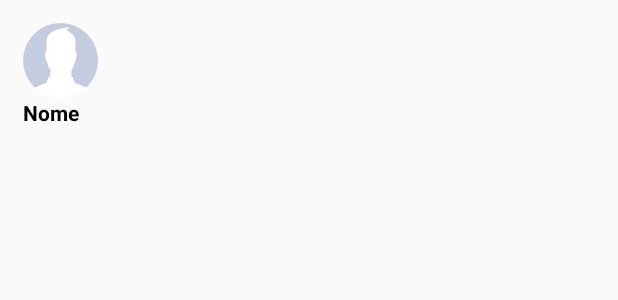
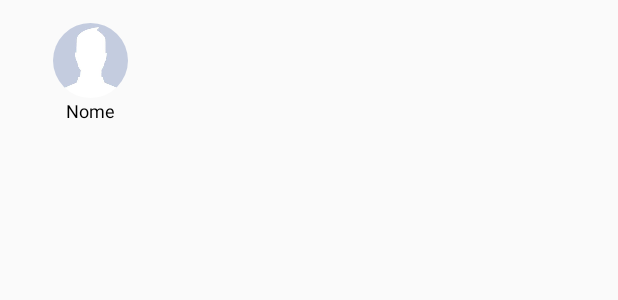
Before and after one commit to davif10/whatsapp-android-java, an Android app: the layout adapter_grupo_selecionado.xml on its own in the app's theme, with its tools: preview values and no code run, on a phone screen of 412 x 824 dp. Shown: the top 300 px of the screen. Run offline under Robolectric (Android 15) with nearby library versions, the phone set to English and light mode, and no system bars.

```diff
--- a/WhatsApp/app/src/main/res/layout/adapter_grupo_selecionado.xml
+++ b/WhatsApp/app/src/main/res/layout/adapter_grupo_selecionado.xml
@@ -8,6 +8,7 @@
     <LinearLayout
         android:layout_width="wrap_content"
         android:layout_height="wrap_content"
+        android:gravity="center_horizontal"
         android:orientation="vertical"
         android:padding="5dp">
 
@@ -19,10 +20,11 @@
 
         <TextView
             android:id="@+id/textNomeMembroSelecionado"
-            android:layout_width="match_parent"
+            android:layout_width="90dp"
             android:layout_height="wrap_content"
+            android:gravity="center_horizontal"
             android:text="Nome"
             android:textColor="@android:color/black"
-            android:textStyle="bold" />
+            android:textSize="12sp" />
     </LinearLayout>
 </LinearLayout>
```
Also changed, not shown: WhatsApp/app/src/main/java/com/davi/whatsapp/activity/GrupoActivity.java (+45 -1 lines), WhatsApp/app/src/main/res/layout/content_grupo.xml (+5 -2 lines).
